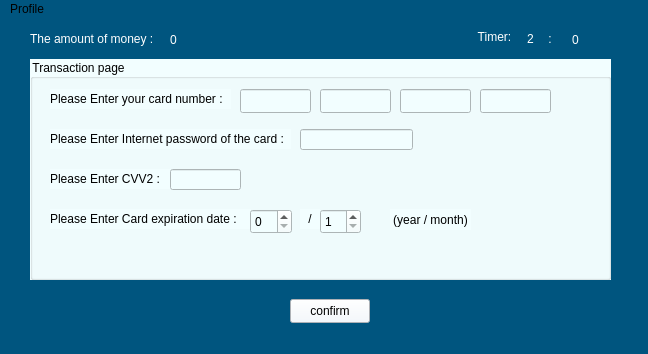
Above: Login_And_Admin/abstract_transactions.ui from AP-projects-4001/esm-nadarim before the change. Below: the same form after it.
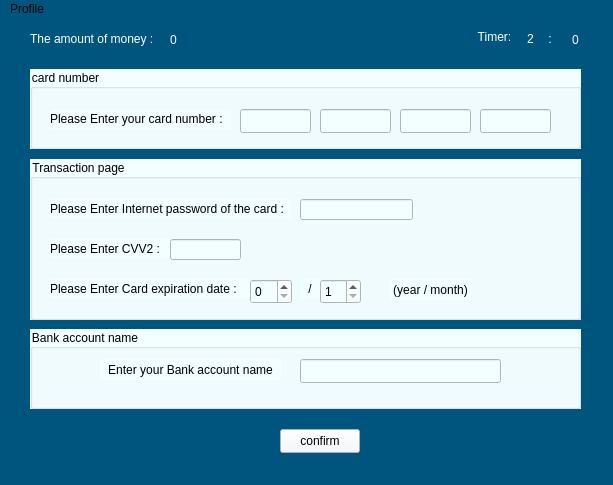
That is the form after the change.

Diff of the .ui file:
```diff
--- a/Login_And_Admin/abstract_transactions.ui
+++ b/Login_And_Admin/abstract_transactions.ui
@@ -6,20 +6,20 @@
    <rect>
     <x>0</x>
     <y>0</y>
-    <width>648</width>
-    <height>354</height>
+    <width>613</width>
+    <height>485</height>
    </rect>
   </property>
   <property name="minimumSize">
    <size>
-    <width>648</width>
-    <height>354</height>
+    <width>0</width>
+    <height>0</height>
    </size>
   </property>
   <property name="maximumSize">
    <size>
-    <width>648</width>
-    <height>354</height>
+    <width>16777215</width>
+    <height>16777215</height>
    </size>
   </property>
   <property name="windowTitle">
@@ -34,9 +34,9 @@
     <property name="geometry">
      <rect>
       <x>30</x>
-      <y>40</y>
-      <width>581</width>
-      <height>221</height>
+      <y>140</y>
+      <width>551</width>
+      <height>161</height>
      </rect>
     </property>
     <property name="styleSheet">
@@ -45,79 +45,11 @@
     <property name="title">
      <string>Transaction page</string>
     </property>
-    <widget class="QLabel" name="label">
-     <property name="geometry">
-      <rect>
-       <x>20</x>
-       <y>30</y>
-       <width>181</width>
-       <height>20</height>
-      </rect>
-     </property>
-     <property name="styleSheet">
-      <string notr="true">font: 600 9pt &quot;Segoe UI&quot;;</string>
-     </property>
-     <property name="text">
-      <string>Please Enter your card number :</string>
-     </property>
-    </widget>
-    <widget class="QLineEdit" name="lineEdit_part1">
-     <property name="geometry">
-      <rect>
-       <x>210</x>
-       <y>30</y>
-       <width>71</width>
-       <height>24</height>
-      </rect>
-     </property>
-     <property name="maxLength">
-      <number>4</number>
-     </property>
-    </widget>
-    <widget class="QLineEdit" name="lineEdit_part2">
-     <property name="geometry">
-      <rect>
-       <x>290</x>
-       <y>30</y>
-       <width>71</width>
-       <height>24</height>
-      </rect>
-     </property>
-     <property name="maxLength">
-      <number>4</number>
-     </property>
-    </widget>
-    <widget class="QLineEdit" name="lineEdit_part3">
-     <property name="geometry">
-      <rect>
-       <x>370</x>
-       <y>30</y>
-       <width>71</width>
-       <height>24</height>
-      </rect>
-     </property>
-     <property name="maxLength">
-      <number>4</number>
-     </property>
-    </widget>
-    <widget class="QLineEdit" name="lineEdit_part4">
-     <property name="geometry">
-      <rect>
-       <x>450</x>
-       <y>30</y>
-       <width>71</width>
-       <height>24</height>
-      </rect>
-     </property>
-     <property name="maxLength">
-      <number>4</number>
-     </property>
-    </widget>
     <widget class="QSpinBox" name="spinBox">
      <property name="geometry">
       <rect>
        <x>290</x>
-       <y>150</y>
+       <y>120</y>
        <width>41</width>
        <height>25</height>
       </rect>
@@ -136,7 +68,7 @@
      <property name="geometry">
       <rect>
        <x>20</x>
-       <y>150</y>
+       <y>120</y>
        <width>201</width>
        <height>20</height>
       </rect>
@@ -152,7 +84,7 @@
      <property name="geometry">
       <rect>
        <x>270</x>
-       <y>150</y>
+       <y>120</y>
        <width>20</width>
        <height>20</height>
       </rect>
@@ -171,7 +103,7 @@
      <property name="geometry">
       <rect>
        <x>20</x>
-       <y>110</y>
+       <y>80</y>
        <width>131</width>
        <height>20</height>
       </rect>
@@ -187,7 +119,7 @@
      <property name="geometry">
       <rect>
        <x>220</x>
-       <y>150</y>
+       <y>120</y>
        <width>42</width>
        <height>25</height>
       </rect>
@@ -197,7 +129,7 @@
      <property name="geometry">
       <rect>
        <x>140</x>
-       <y>110</y>
+       <y>80</y>
        <width>71</width>
        <height>21</height>
       </rect>
@@ -213,7 +145,7 @@
      <property name="geometry">
       <rect>
        <x>20</x>
-       <y>70</y>
+       <y>40</y>
        <width>241</width>
        <height>20</height>
       </rect>
@@ -229,7 +161,7 @@
      <property name="geometry">
       <rect>
        <x>270</x>
-       <y>70</y>
+       <y>40</y>
        <width>113</width>
        <height>21</height>
       </rect>
@@ -245,7 +177,7 @@
      <property name="geometry">
       <rect>
        <x>360</x>
-       <y>150</y>
+       <y>120</y>
        <width>81</width>
        <height>21</height>
       </rect>
@@ -261,8 +193,8 @@
    <widget class="QPushButton" name="pushButton_confirm">
     <property name="geometry">
      <rect>
-      <x>290</x>
-      <y>280</y>
+      <x>280</x>
+      <y>410</y>
       <width>80</width>
       <height>24</height>
      </rect>
@@ -386,13 +318,142 @@
      <string>0</string>
     </property>
    </widget>
+   <widget class="QGroupBox" name="groupBox_card">
+    <property name="geometry">
+     <rect>
+      <x>30</x>
+      <y>50</y>
+      <width>551</width>
+      <height>80</height>
+     </rect>
+    </property>
+    <property name="styleSheet">
+     <string notr="true">background-color: rgb(242, 254, 255);</string>
+    </property>
+    <property name="title">
+     <string>card number</string>
+    </property>
+    <widget class="QLineEdit" name="lineEdit_part4">
+     <property name="geometry">
+      <rect>
+       <x>450</x>
+       <y>40</y>
+       <width>71</width>
+       <height>24</height>
+      </rect>
+     </property>
+     <property name="maxLength">
+      <number>4</number>
+     </property>
+    </widget>
+    <widget class="QLineEdit" name="lineEdit_part3">
+     <property name="geometry">
+      <rect>
+       <x>370</x>
+       <y>40</y>
+       <width>71</width>
+       <height>24</height>
+      </rect>
+     </property>
+     <property name="maxLength">
+      <number>4</number>
+     </property>
+    </widget>
+    <widget class="QLineEdit" name="lineEdit_part2">
+     <property name="geometry">
+      <rect>
+       <x>290</x>
+       <y>40</y>
+       <width>71</width>
+       <height>24</height>
+      </rect>
+     </property>
+     <property name="maxLength">
+      <number>4</number>
+     </property>
+    </widget>
+    <widget class="QLabel" name="label">
+     <property name="geometry">
+      <rect>
+       <x>20</x>
+       <y>40</y>
+       <width>181</width>
+       <height>20</height>
+      </rect>
+     </property>
+     <property name="styleSheet">
+      <string notr="true">font: 600 9pt &quot;Segoe UI&quot;;</string>
+     </property>
+     <property name="text">
+      <string>Please Enter your card number :</string>
+     </property>
+    </widget>
+    <widget class="QLineEdit" name="lineEdit_part1">
+     <property name="geometry">
+      <rect>
+       <x>210</x>
+       <y>40</y>
+       <width>71</width>
+       <height>24</height>
+      </rect>
+     </property>
+     <property name="maxLength">
+      <number>4</number>
+     </property>
+    </widget>
+   </widget>
+   <widget class="QGroupBox" name="groupBox_name">
+    <property name="geometry">
+     <rect>
+      <x>30</x>
+      <y>310</y>
+      <width>551</width>
+      <height>80</height>
+     </rect>
+    </property>
+    <property name="styleSheet">
+     <string notr="true">background-color: rgb(242, 254, 255);</string>
+    </property>
+    <property name="title">
+     <string>Bank account name</string>
+    </property>
+    <widget class="QLineEdit" name="lineEdit">
+     <property name="geometry">
+      <rect>
+       <x>270</x>
+       <y>30</y>
+       <width>201</width>
+       <height>24</height>
+      </rect>
+     </property>
+     <property name="maxLength">
+      <number>60</number>
+     </property>
+    </widget>
+    <widget class="QLabel" name="label_10">
+     <property name="geometry">
+      <rect>
+       <x>70</x>
+       <y>30</y>
+       <width>181</width>
+       <height>21</height>
+      </rect>
+     </property>
+     <property name="text">
+      <string>Enter your Bank account name</string>
+     </property>
+     <property name="alignment">
+      <set>Qt::AlignCenter</set>
+     </property>
+    </widget>
+   </widget>
   </widget>
   <widget class="QMenuBar" name="menubar">
    <property name="geometry">
     <rect>
      <x>0</x>
      <y>0</y>
-     <width>648</width>
+     <width>613</width>
      <height>21</height>
     </rect>
    </property>
```
Left out of the diff: 2 changed lines with no effect on the pictures.
